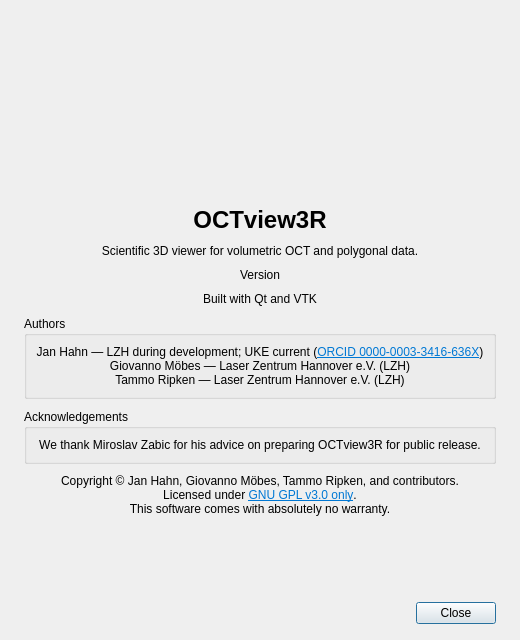
janlazer/UKE-OCTview3R, file OCTview3R/aboutdialog.ui: the form before one commit.
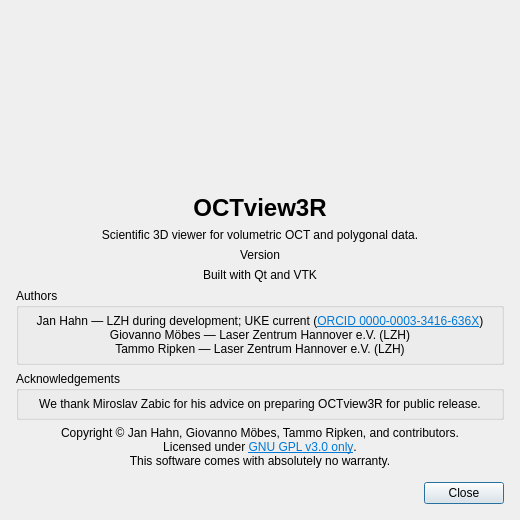
The form after the commit. Icons and pictures are not drawn.

```diff
--- a/OCTview3R/aboutdialog.ui
+++ b/OCTview3R/aboutdialog.ui
@@ -2,20 +2,8 @@
 <ui version="4.0">
  <class>AboutDialog</class>
  <widget class="QDialog" name="AboutDialog">
-  <property name="geometry">
-   <rect>
-    <x>0</x>
-    <y>0</y>
-    <width>520</width>
-    <height>640</height>
-   </rect>
-  </property>
-  <property name="minimumSize">
-   <size>
-    <width>440</width>
-    <height>620</height>
-   </size>
-  </property>
+  <property name="geometry"><rect><x>0</x><y>0</y><width>520</width><height>520</height></rect></property>
+  <property name="minimumSize"><size><width>440</width><height>0</height></size></property>
   <property name="windowTitle">
    <string>About OCTview3R</string>
   </property>
@@ -27,15 +15,15 @@
    <bool>true</bool>
   </property>
   <layout class="QVBoxLayout" name="verticalLayout">
-   <property name="spacing"><number>10</number></property>
+   <property name="spacing"><number>6</number></property>
    <property name="leftMargin">
-    <number>24</number>
+    <number>16</number>
    </property>
    <property name="topMargin">
-    <number>20</number>
+    <number>12</number>
    </property>
    <property name="rightMargin">
-    <number>24</number>
+    <number>16</number>
    </property>
    <property name="bottomMargin">
     <number>16</number>
@@ -106,6 +94,11 @@
       <string>Authors</string>
      </property>
      <layout class="QVBoxLayout" name="authorsLayout">
+      <property name="leftMargin"><number>6</number></property>
+      <property name="topMargin"><number>6</number></property>
+      <property name="rightMargin"><number>6</number></property>
+      <property name="bottomMargin"><number>6</number></property>
+      <property name="spacing"><number>4</number></property>
       <item>
        <widget class="QLabel" name="authorsLabel">
         <property name="text">
@@ -129,6 +122,11 @@
     <widget class="QGroupBox" name="acknowledgementsGroup">
      <property name="title"><string>Acknowledgements</string></property>
      <layout class="QVBoxLayout" name="acknowledgementsLayout">
+      <property name="leftMargin"><number>6</number></property>
+      <property name="topMargin"><number>6</number></property>
+      <property name="rightMargin"><number>6</number></property>
+      <property name="bottomMargin"><number>6</number></property>
+      <property name="spacing"><number>4</number></property>
       <item>
        <widget class="QLabel" name="acknowledgementsLabel">
         <property name="text"><string>We thank Miroslav Zabic for his advice on preparing OCTview3R for public release.</string></property>
```
